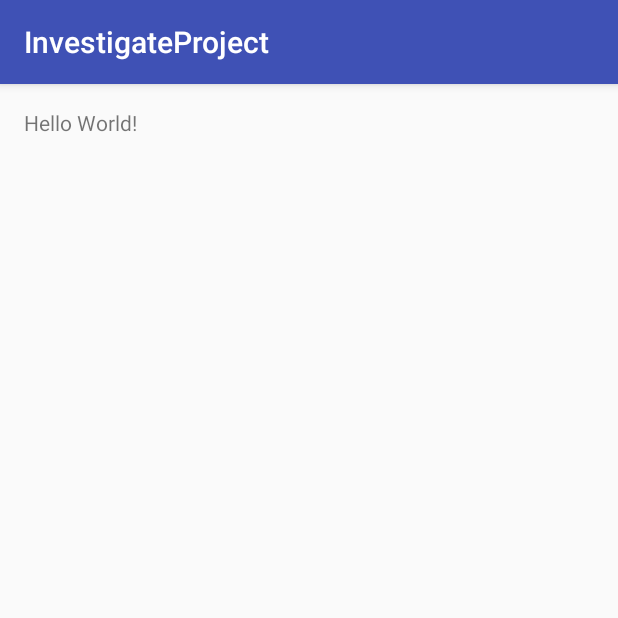
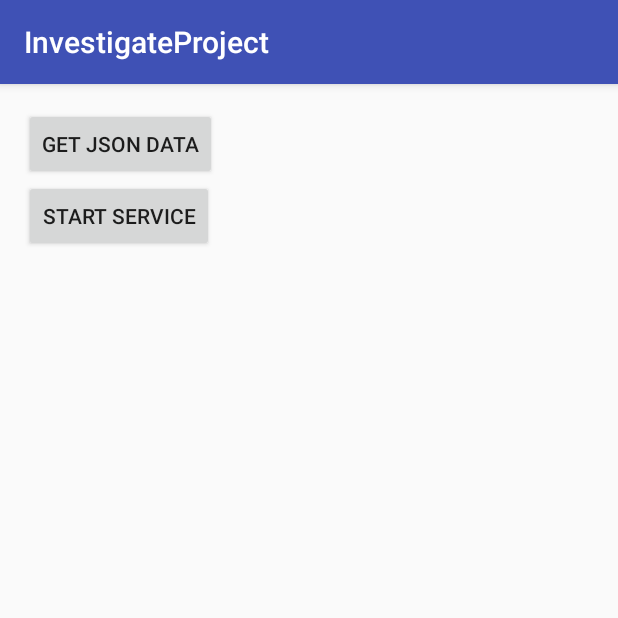
Before and after one commit to tomo1139/TestDevelop, an Android app: the screen it shows after launch (MainActivity), on a phone screen of 412 x 824 dp, the top half of it. Run offline under Robolectric (Android 15) with nearby library versions, the phone set to English and light mode, and no system bars.

Commit message:
ネットワークからJSONデータを取得する処理 JSONデータをパースする処理

```diff
--- a/InvestigateProject/app/src/main/AndroidManifest.xml
+++ b/InvestigateProject/app/src/main/AndroidManifest.xml
@@ -2,6 +2,7 @@
 <manifest xmlns:android="http://schemas.android.com/apk/res/android"
     package="develop.beta1139.investigateproject">
 
+    <uses-permission android:name="android.permission.INTERNET" />
     <application
         android:allowBackup="true"
         android:icon="@mipmap/ic_launcher"
--- /dev/null
+++ b/InvestigateProject/app/src/main/java/develop/beta1139/investigateproject/JsonLoaderManager.java
@@ -0,0 +1,55 @@
+package develop.beta1139.investigateproject;
+
+import android.app.Activity;
+import android.app.LoaderManager;
+import android.content.Loader;
+import android.os.Bundle;
+import android.view.View;
+import android.widget.TextView;
+
+import org.json.JSONException;
+import org.json.JSONObject;
+
+/**
+ * Created by tomo on 16/09/19.
+ */
+public class JsonLoaderManager implements LoaderManager.LoaderCallbacks<JSONObject> {
+
+    private Activity mActivity;
+    private String mUrl;
+
+    public JsonLoaderManager(Activity activity, String url) {
+        mActivity = activity;
+        mUrl = url;
+    }
+
+    @Override
+    public Loader<JSONObject> onCreateLoader(int id, Bundle args) {
+        JsonLoader jsonLoader = new JsonLoader(mActivity, mUrl);
+        jsonLoader.forceLoad();
+        return jsonLoader;
+    }
+
+    @Override
+    public void onLoadFinished(Loader<JSONObject> loader, JSONObject data) {
+        if (data != null) {
+            try {
+                JSONObject jsonObject = data.getJSONObject("request");
+                String str = jsonObject.getString("url");
+
+                if (!str.equals("")) {
+                    TextView textView = (TextView) mActivity.findViewById(R.id.jsonTextView);
+                    textView.setVisibility(View.VISIBLE);
+                    textView.setText(str);
+                }
+            } catch (JSONException e) {
+                e.printStackTrace();
+            }
+        }
+    }
+
+    @Override
+    public void onLoaderReset(Loader<JSONObject> loader) {
+        // Do Nothing...
+    }
+}
--- a/InvestigateProject/app/src/main/java/develop/beta1139/investigateproject/MainActivity.java
+++ b/InvestigateProject/app/src/main/java/develop/beta1139/investigateproject/MainActivity.java
@@ -6,15 +6,44 @@ import android.content.Intent;
 import android.support.v7.app.AppCompatActivity;
 import android.os.Bundle;
 import android.util.Log;
+import android.view.View;
+import android.widget.Button;
 
 public class MainActivity extends AppCompatActivity {
+
+    private static final String NEWS_CAMPAIGN_URL = "http://animemap.net/api/table/tokyo.json";
+    private JsonLoaderManager mJsonLoaderManager;
 
     @Override
     protected void onCreate(Bundle savedInstanceState) {
         super.onCreate(savedInstanceState);
         setContentView(R.layout.activity_main);
 
-        startUpdateNewsService();
+        mJsonLoaderManager = new JsonLoaderManager(this, NEWS_CAMPAIGN_URL);
+
+        setupGetJsonButton();
+        setupStartServiceButton();
+
+    }
+
+    private void setupStartServiceButton() {
+        Button button = (Button) findViewById(R.id.startServiceButton);
+        button.setOnClickListener(new View.OnClickListener() {
+            @Override
+            public void onClick(View v) {
+                startUpdateNewsService();
+            }
+        });
+    }
+
+    private void setupGetJsonButton() {
+        Button button = (Button) findViewById(R.id.getJsonButton);
+        button.setOnClickListener(new View.OnClickListener() {
+            @Override
+            public void onClick(View v) {
+                getLoaderManager().restartLoader(1, null, mJsonLoaderManager);
+            }
+        });
     }
 
     private void startUpdateNewsService() {
--- a/InvestigateProject/app/src/main/res/layout/activity_main.xml
+++ b/InvestigateProject/app/src/main/res/layout/activity_main.xml
@@ -12,5 +12,25 @@
     <TextView
         android:layout_width="wrap_content"
         android:layout_height="wrap_content"
-        android:text="Hello World!" />
+        android:text="none"
+        android:visibility="gone"
+        android:id="@+id/jsonTextView" />
+
+    <Button
+        android:layout_width="wrap_content"
+        android:layout_height="wrap_content"
+        android:text="Get json data"
+        android:id="@+id/getJsonButton"
+        android:layout_below="@+id/jsonTextView"
+        android:layout_alignParentLeft="true"
+        android:layout_alignParentStart="true" />
+
+    <Button
+        android:layout_width="wrap_content"
+        android:layout_height="wrap_content"
+        android:text="Start service"
+        android:id="@+id/startServiceButton"
+        android:layout_below="@+id/getJsonButton"
+        android:layout_alignParentLeft="true"
+        android:layout_alignParentStart="true" />
 </RelativeLayout>
```
Also changed, not shown: InvestigateProject/app/src/main/java/develop/beta1139/investigateproject/JsonLoader.java (added, +74 -0 lines).
